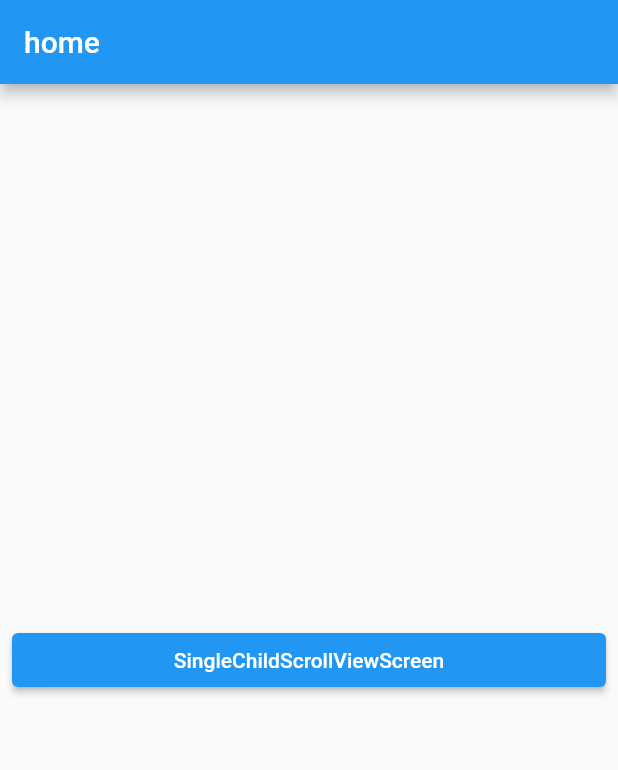
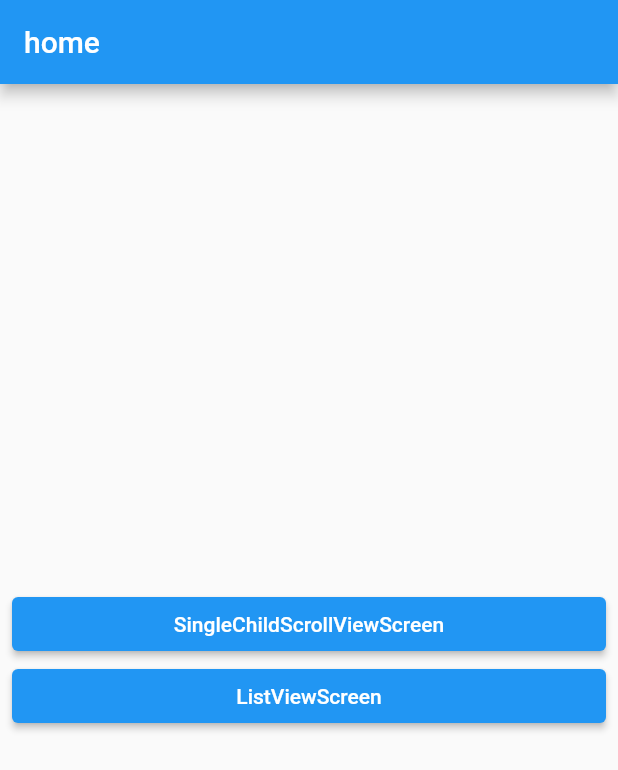
Before and after one commit to sjsjsj1246/flutter_study_scrollable_widget, a Flutter app: the screen it shows after launch, on a phone screen of 412 x 824 dp. Shown: the top 770 px of the screen. Run offline on Flutter 3.47's test engine with Material 2 defaults, Android fonts, the phone set to English and light mode, and no system bars.

Commit message:
Feat: ListView

```diff
--- a/lib/screen/home_screen.dart
+++ b/lib/screen/home_screen.dart
@@ -1,9 +1,24 @@
 import 'package:flutter/material.dart';
 import 'package:flutter_study_scrollable_widget/layout/main_layout.dart';
+import 'package:flutter_study_scrollable_widget/screen/list_view_screen.dart';
 import 'package:flutter_study_scrollable_widget/screen/single_child_scroll_view_screen.dart';
 
+class ScreenModel {
+  final WidgetBuilder builder;
+  final String name;
+
+  ScreenModel({required this.builder, required this.name});
+}
+
 class HomeScreen extends StatelessWidget {
-  const HomeScreen({Key? key}) : super(key: key);
+  final screens = [
+    ScreenModel(
+        builder: (_) => SingleChildScrollViewScreen(),
+        name: "SingleChildScrollViewScreen"),
+    ScreenModel(builder: (_) => ListViewScreen(), name: "ListViewScreen"),
+  ];
+
+  HomeScreen({Key? key}) : super(key: key);
 
   @override
   Widget build(BuildContext context) {
@@ -14,14 +29,14 @@ class HomeScreen extends StatelessWidget {
           child: Column(
             mainAxisAlignment: MainAxisAlignment.center,
             crossAxisAlignment: CrossAxisAlignment.stretch,
-            children: [
-              ElevatedButton(
-                  onPressed: () {
-                    Navigator.of(context).push(MaterialPageRoute(
-                        builder: (_) => SingleChildScrollViewScreen()));
-                  },
-                  child: Text("SingleChildScrollViewScreen"))
-            ],
+            children: screens
+                .map((screen) => ElevatedButton(
+                    onPressed: () {
+                      Navigator.of(context)
+                          .push(MaterialPageRoute(builder: screen.builder));
+                    },
+                    child: Text(screen.name)))
+                .toList(),
           ),
         ));
   }
```
Also changed, not shown: lib/screen/list_view_screen.dart (added, +67 -0 lines).
